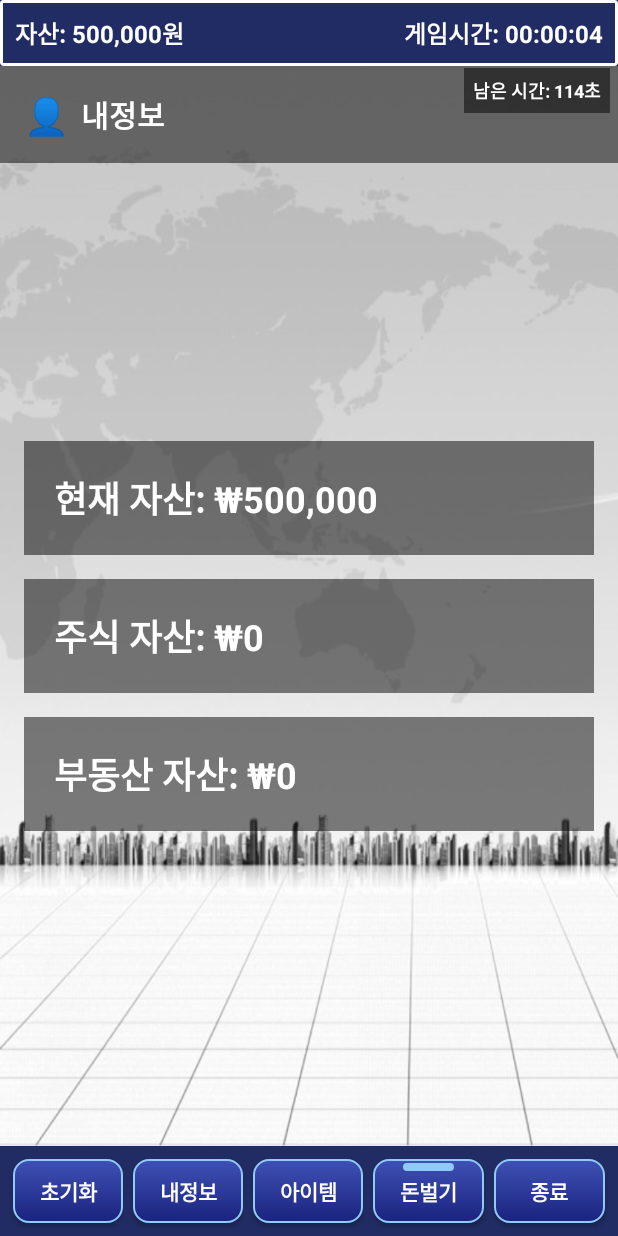
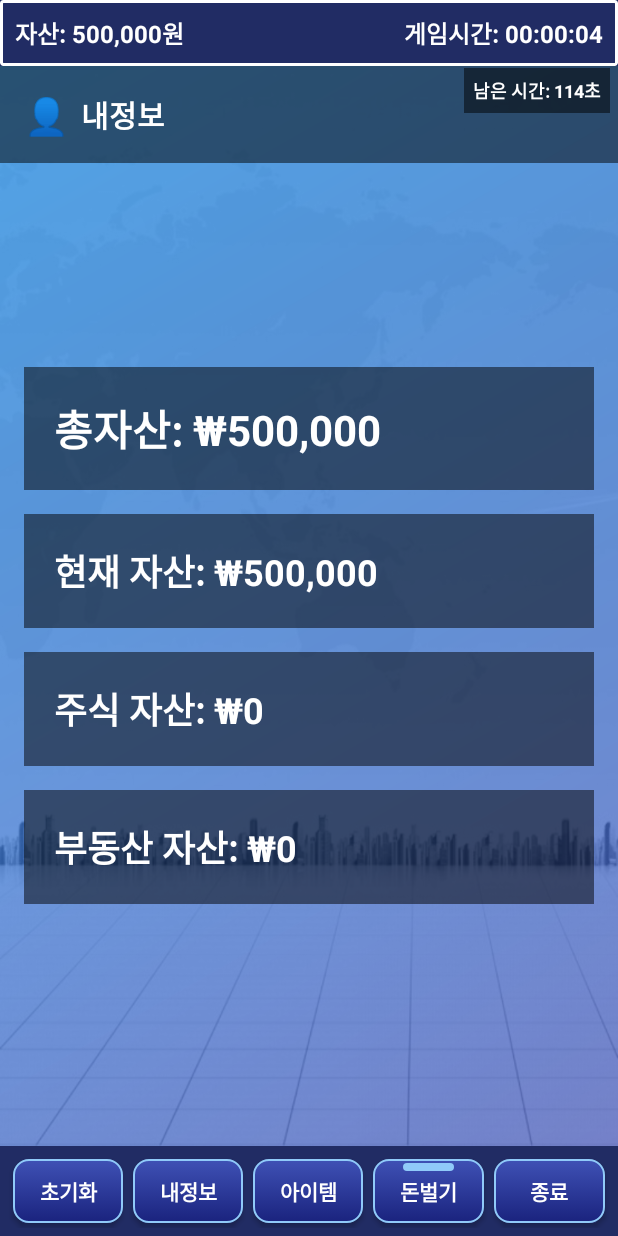
Before and after one commit to limsemin1234/project20, an Android app: the fragment RealInfoFragment placed in its activity, on a phone screen of 412 x 824 dp. Run offline under Robolectric (Android 15) with nearby library versions, the phone set to English and light mode, and no system bars.

Commit message:
부동산 기능 추가

```diff
--- a/app/src/main/java/com/example/p20/RealInfoFragment.kt
+++ b/app/src/main/java/com/example/p20/RealInfoFragment.kt
@@ -8,9 +8,11 @@ import android.view.View
 import android.view.ViewGroup
 import android.view.animation.AlphaAnimation
 import android.view.animation.Animation
+import android.widget.ImageView
 import android.widget.TextView
 import androidx.fragment.app.Fragment
 import androidx.lifecycle.ViewModelProvider
+import androidx.lifecycle.Observer
 import java.text.NumberFormat
 import java.util.Locale
 
@@ -19,6 +21,12 @@ class RealInfoFragment : Fragment() {
     private lateinit var assetViewModel: AssetViewModel
     private lateinit var stockViewModel: StockViewModel
     private lateinit var realEstateViewModel: RealEstateViewModel
+
+    // 자산 변수
+    private var currentAsset: Long = 0
+    private var stockAsset: Long = 0
+    private var realEstateAsset: Long = 0
+    private lateinit var totalAssetTextView: TextView
 
     override fun onCreateView(
         inflater: LayoutInflater,
@@ -39,38 +47,59 @@ class RealInfoFragment : Fragment() {
         realEstateViewModel = ViewModelProvider(requireActivity())[RealEstateViewModel::class.java]
 
         // 텍스트뷰 참조
+        totalAssetTextView = view.findViewById(R.id.totalAssetTextView)
         val assetTextView = view.findViewById<TextView>(R.id.assetTextView)
         val stockTextView = view.findViewById<TextView>(R.id.stockTextView)
         val realEstateTextView = view.findViewById<TextView>(R.id.realEstateTextView)
 
+        // 배경 이미지에 애니메이션 적용
+        val backgroundImageView = view.findViewById<ImageView>(R.id.backgroundImageView)
+        if (backgroundImageView != null) {
+            val fadeAnimation = AlphaAnimation(0.8f, 1.0f)
+            fadeAnimation.duration = 1500
+            fadeAnimation.repeatCount = Animation.INFINITE
+            fadeAnimation.repeatMode = Animation.REVERSE
+            backgroundImageView.startAnimation(fadeAnimation)
+        }
+
         // 자산 정보 표시
-        assetViewModel.asset.observe(viewLifecycleOwner) {
-            assetTextView.text = "현재 자산: ${formatCurrency(it)}"
+        assetViewModel.asset.observe(viewLifecycleOwner) { asset ->
+            currentAsset = asset
+            assetTextView.text = "현재 자산: ${formatCurrency(asset)}"
+            updateTotalAsset()
         }
 
         // 주식 자산 정보 표시
         stockViewModel.stockItems.observe(viewLifecycleOwner) { stocks ->
-            var totalStockValue = 0L
+            stockAsset = 0
             stocks.forEach { stock ->
                 // 보유 주식 * 현재가
                 if (stock.holding > 0) {
-                    totalStockValue += stock.price.toLong() * stock.holding
+                    stockAsset += stock.price.toLong() * stock.holding
                 }
             }
-            stockTextView.text = "주식 자산: ${formatCurrency(totalStockValue)}"
+            stockTextView.text = "주식 자산: ${formatCurrency(stockAsset)}"
+            updateTotalAsset()
         }
 
         // 부동산 자산 정보 표시
         realEstateViewModel.realEstateList.observe(viewLifecycleOwner) { realEstates ->
-            var totalRealEstateValue = 0L
+            realEstateAsset = 0
             realEstates.forEach { estate ->
                 // 보유 부동산 * 현재가
                 if (estate.owned) {
-                    totalRealEstateValue += estate.price
+                    realEstateAsset += estate.price
                 }
             }
-            realEstateTextView.text = "부동산 자산: ${formatCurrency(totalRealEstateValue)}"
+            realEstateTextView.text = "부동산 자산: ${formatCurrency(realEstateAsset)}"
+            updateTotalAsset()
         }
+    }
+
+    // 총자산 업데이트 함수
+    private fun updateTotalAsset() {
+        val totalAsset = currentAsset + stockAsset + realEstateAsset
+        totalAssetTextView.text = "총자산: ${formatCurrency(totalAsset)}"
     }
 
     // 통화 형식 포맷팅 함수
--- /dev/null
+++ b/app/src/main/res/drawable/bg_profile.xml
@@ -0,0 +1,9 @@
+<?xml version="1.0" encoding="utf-8"?>
+<shape xmlns:android="http://schemas.android.com/apk/res/android"
+    android:shape="rectangle">
+    <gradient
+        android:startColor="#3F51B5"
+        android:endColor="#2196F3"
+        android:angle="135"
+        android:type="linear" />
+</shape>
--- a/app/src/main/res/layout/fragment_real_info.xml
+++ b/app/src/main/res/layout/fragment_real_info.xml
@@ -4,6 +4,15 @@
     android:layout_width="match_parent"
     android:layout_height="match_parent"
     tools:context=".RealInfoFragment">
+
+    <!-- 배경 이미지 추가 -->
+    <ImageView
+        android:id="@+id/backgroundImageView"
+        android:layout_width="match_parent"
+        android:layout_height="match_parent"
+        android:src="@drawable/bg_profile"
+        android:scaleType="centerCrop"
+        android:alpha="0.9"/>
 
     <!-- 상단 제목 레이아웃 -->
     <LinearLayout
@@ -42,6 +51,19 @@
         android:paddingLeft="16dp"
         android:paddingRight="16dp"
         android:paddingBottom="16dp">
+
+        <!-- 총자산 정보 TextView -->
+        <TextView
+            android:id="@+id/totalAssetTextView"
+            android:layout_width="match_parent"
+            android:layout_height="wrap_content"
+            android:textSize="28sp"
+            android:textColor="#FFFFFF"
+            android:textStyle="bold"
+            android:background="#80000000"
+            android:padding="20dp"
+            android:gravity="center_vertical"
+            android:layout_marginBottom="16dp"/>
 
         <!-- 자산 정보 TextView -->
         <TextView
```
